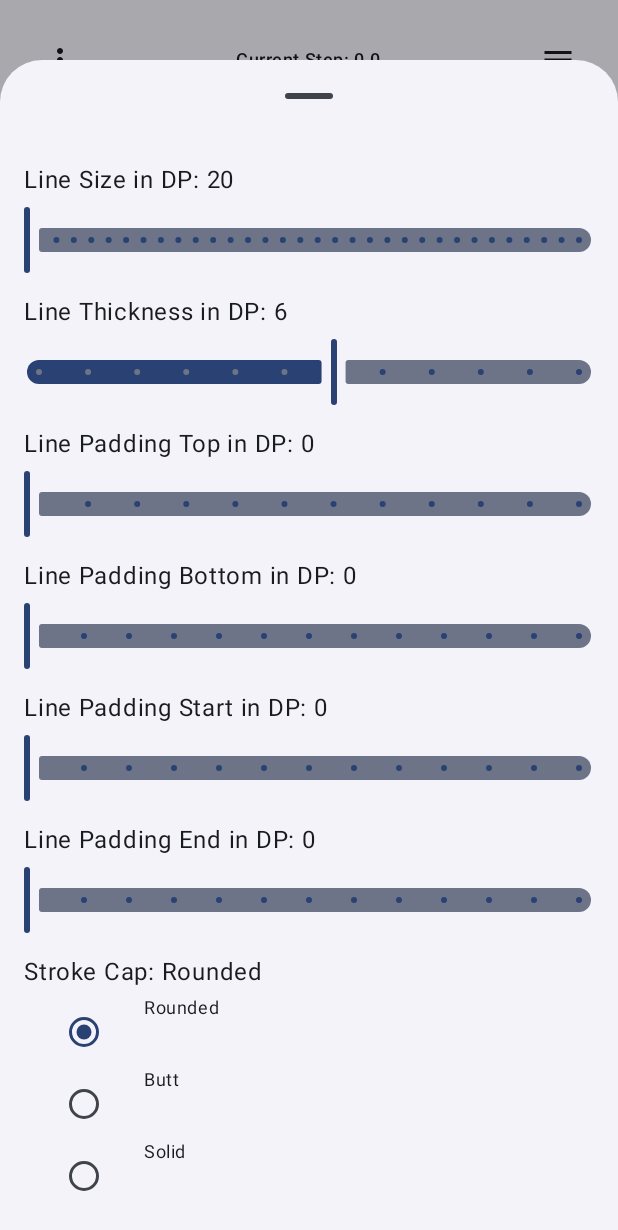
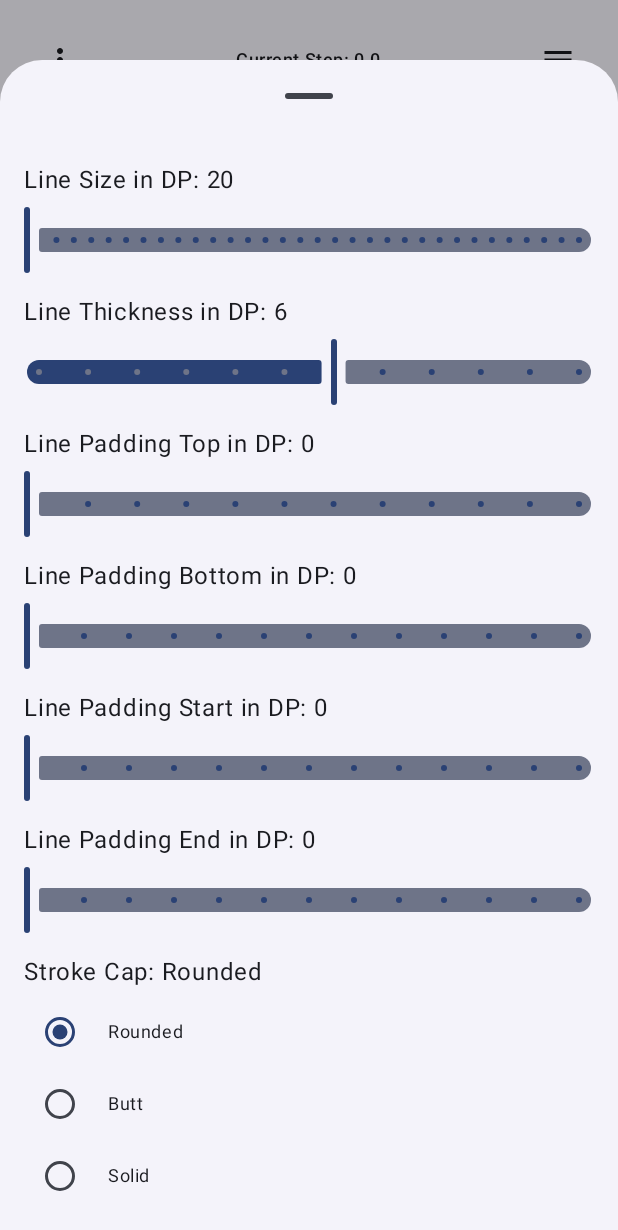
Before and after one commit to binayshaw7777/KotStep, an Android app built with Jetpack Compose: the screen it shows after launch (MainActivity), after a tap on "Modify Line Style", on a phone screen of 412 x 824 dp. Shown: the top 1230 px of the screen. Run offline under Robolectric (Android 15) with nearby library versions, the light colour scheme and no system bars; 2 other taps on this screen came first.

Commit message:
Minor change in Line Style Sheet

```diff
--- a/app/src/main/java/com/binayshaw7777/kotstep/MainActivity.kt
+++ b/app/src/main/java/com/binayshaw7777/kotstep/MainActivity.kt
@@ -285,8 +285,9 @@ fun MainPreview() {
                                             onOptionSelected(text)
                                             strokeCap = strokeCapOptionsMapped[index]
                                         }
-                                    )
-                                    .padding(horizontal = 16.dp)
+                                    ),
+                                verticalAlignment = Alignment.CenterVertically,
+                                horizontalArrangement = Arrangement.Start
                             ) {
                                 RadioButton(
                                     selected = (text == selectedStrokeCapOption),
@@ -298,7 +299,7 @@ fun MainPreview() {
                                 Text(
                                     text = text,
                                     style = MaterialTheme.typography.bodySmall,
-                                    modifier = Modifier.padding(start = 16.dp)
+                                    modifier = Modifier.padding(start = 8.dp)
                                 )
                             }
                         }
```
